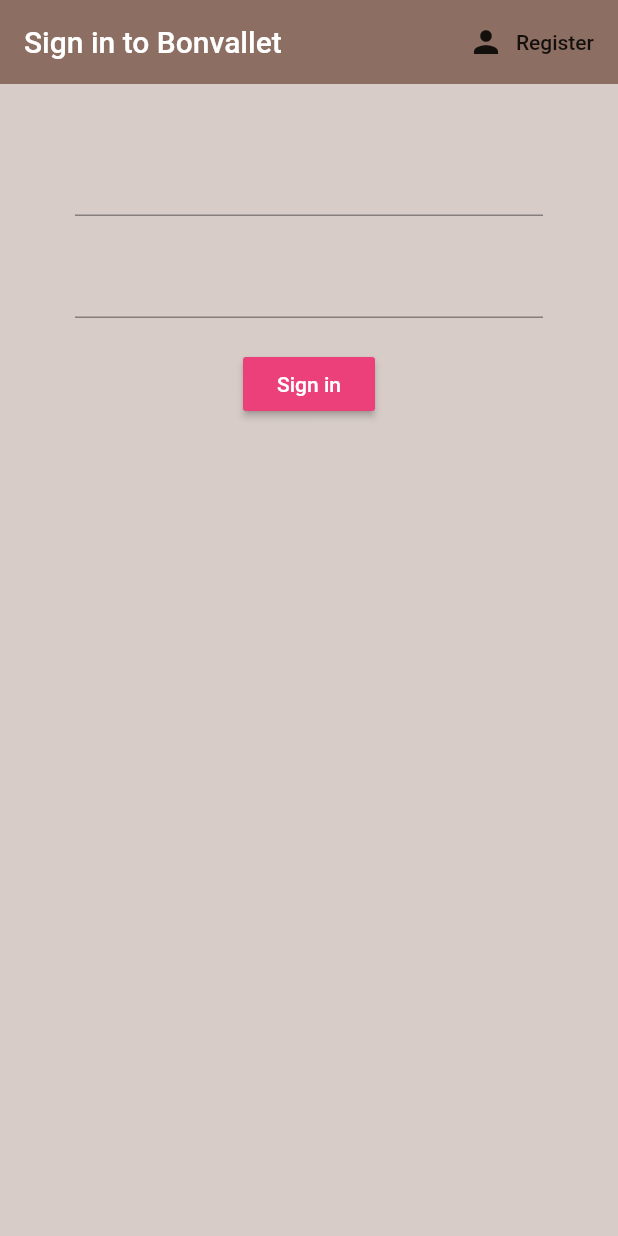
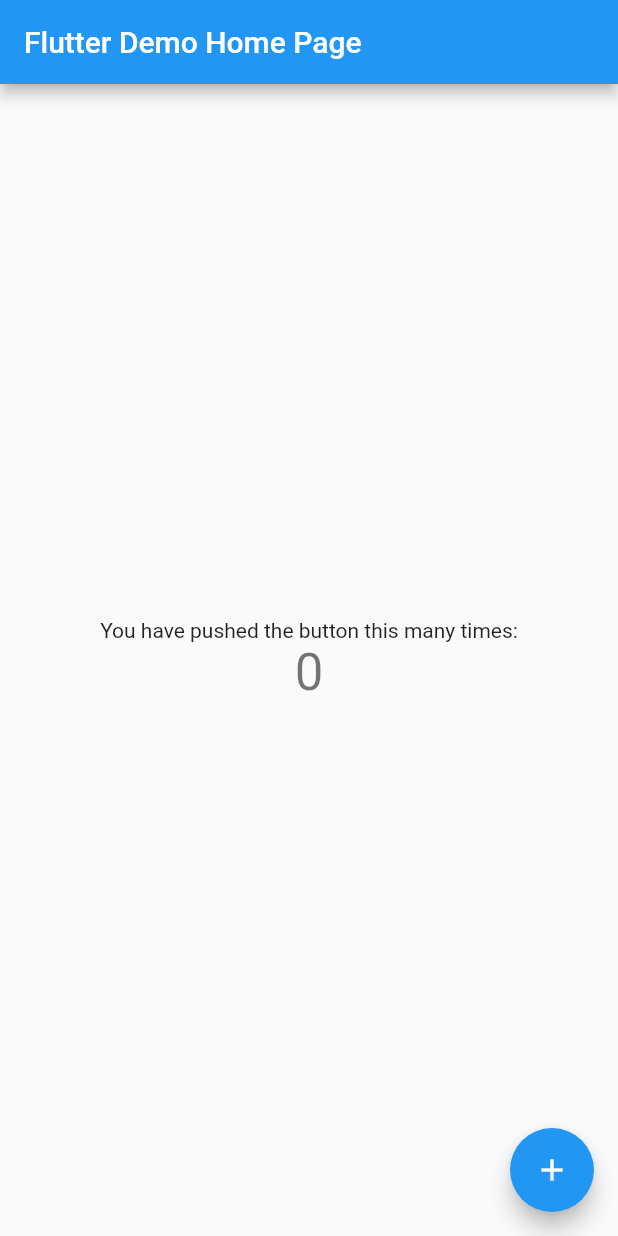
Before and after one commit to zwormstadt/Bonvallet, a Flutter app: the screen it shows after launch, on a phone screen of 412 x 824 dp. Run offline on Flutter 3.47's test engine with Material 2 defaults, Android fonts, the phone set to English and light mode, and no system bars; missing offline and left inert: flappy_search_bar.

```diff
--- a/lib/main.dart
+++ b/lib/main.dart
@@ -1,9 +1,4 @@
-import 'package:bonvallet/models/user.dart';
-import 'package:bonvallet/screens/wrapper.dart';
-import 'package:bonvallet/services/auth.dart';
 import 'package:flutter/material.dart';
-import 'package:provider/provider.dart';
-
 
 void main() => runApp(MyApp());
 
@@ -11,11 +6,106 @@ class MyApp extends StatelessWidget {
   // This widget is the root of your application.
   @override
   Widget build(BuildContext context) {
-    return StreamProvider<User>.value(
-      value: AuthService().user,
-      child: MaterialApp(
-        home: Wrapper(),
+    return MaterialApp(
+      title: 'Flutter Demo',
+      theme: ThemeData(
+        // This is the theme of your application.
+        //
+        // Try running your application with "flutter run". You'll see the
+        // application has a blue toolbar. Then, without quitting the app, try
+        // changing the primarySwatch below to Colors.green and then invoke
+        // "hot reload" (press "r" in the console where you ran "flutter run",
+        // or simply save your changes to "hot reload" in a Flutter IDE).
+        // Notice that the counter didn't reset back to zero; the application
+        // is not restarted.
+        primarySwatch: Colors.blue,
       ),
+      home: MyHomePage(title: 'Flutter Demo Home Page'),
     );
   }
 }
+
+class MyHomePage extends StatefulWidget {
+  MyHomePage({Key key, this.title}) : super(key: key);
+
+  // This widget is the home page of your application. It is stateful, meaning
+  // that it has a State object (defined below) that contains fields that affect
+  // how it looks.
+
+  // This class is the configuration for the state. It holds the values (in this
+  // case the title) provided by the parent (in this case the App widget) and
+  // used by the build method of the State. Fields in a Widget subclass are
+  // always marked "final".
+
+  final String title;
+
+  @override
+  _MyHomePageState createState() => _MyHomePageState();
+}
+
+class _MyHomePageState extends State<MyHomePage> {
+  int _counter = 0;
+
+  void _incrementCounter() {
+    setState(() {
+      // This call to setState tells the Flutter framework that something has
+      // changed in this State, which causes it to rerun the build method below
+      // so that the display can reflect the updated values. If we changed
+      // _counter without calling setState(), then the build method would not be
+      // called again, and so nothing would appear to happen.
+      _counter++;
+    });
+  }
+
+  @override
+  Widget build(BuildContext context) {
+    // This method is rerun every time setState is called, for instance as done
+    // by the _incrementCounter method above.
+    //
+    // The Flutter framework has been optimized to make rerunning build methods
+    // fast, so that you can just rebuild anything that needs updating rather
+    // than having to individually change instances of widgets.
+    return Scaffold(
+      appBar: AppBar(
+        // Here we take the value from the MyHomePage object that was created by
+        // the App.build method, and use it to set our appbar title.
+        title: Text(widget.title),
+      ),
+      body: Center(
+        // Center is a layout widget. It takes a single child and positions it
+        // in the middle of the parent.
+        child: Column(
+          // Column is also a layout widget. It takes a list of children and
+          // arranges them vertically. By default, it sizes itself to fit its
+          // children horizontally, and tries to be as tall as its parent.
+          //
+          // Invoke "debug painting" (press "p" in the console, choose the
+          // "Toggle Debug Paint" action from the Flutter Inspector in Android
+          // Studio, or the "Toggle Debug Paint" command in Visual Studio Code)
+          // to see the wireframe for each widget.
+          //
+          // Column has various properties to control how it sizes itself and
+          // how it positions its children. Here we use mainAxisAlignment to
+          // center the children vertically; the main axis here is the vertical
+          // axis because Columns are vertical (the cross axis would be
+          // horizontal).
+          mainAxisAlignment: MainAxisAlignment.center,
+          children: <Widget>[
+            Text(
+              'You have pushed the button this many times:',
+            ),
+            Text(
+              '$_counter',
+              style: Theme.of(context).textTheme.display1,
+            ),
+          ],
+        ),
+      ),
+      floatingActionButton: FloatingActionButton(
+        onPressed: _incrementCounter,
+        tooltip: 'Increment',
+        child: Icon(Icons.add),
+      ), // This trailing comma makes auto-formatting nicer for build methods.
+    );
+  }
+}
--- a/lib/models/user.dart
+++ /dev/null
@@ -1,7 +0,0 @@
-class User {
-
-  final String uid;
-
-  User({ this.uid });
-
-}
--- a/lib/screens/authenticate/authenticate.dart
+++ /dev/null
@@ -1,25 +0,0 @@
-import 'package:bonvallet/screens/authenticate/register.dart';
-import 'package:bonvallet/screens/authenticate/sign_in.dart';
-import 'package:flutter/material.dart';
-
-class Authenticate extends StatefulWidget {
-  @override
-  _AuthenticateState createState() => _AuthenticateState();
-}
-
-class _AuthenticateState extends State<Authenticate> {
-
-  bool showSignIn = true;
-  void toggleView() {
-    setState(() => showSignIn = !showSignIn);
-  }
-
-  @override
-  Widget build(BuildContext context) {
-    if (showSignIn) {
-      return SignIn(toggleView: toggleView);
-    } else {
-      return Register(toggleView: toggleView);
-    }
-  }
-}
--- a/lib/screens/authenticate/sign_in.dart
+++ /dev/null
@@ -1,89 +0,0 @@
-import 'package:bonvallet/services/auth.dart';
-import 'package:flutter/material.dart';
-
-class SignIn extends StatefulWidget {
-
-  final Function toggleView;
-  SignIn({ this.toggleView });
-
-  @override
-  _SignInState createState() => _SignInState();
-}
-
-class _SignInState extends State<SignIn> {
-
-  final AuthService _auth = AuthService();
-  final _formKey = GlobalKey<FormState>();
-
-  //text field state
-  String email = '';
-  String password = '';
-  String error = '';
-
-  @override
-  Widget build(BuildContext context) {
-    return Scaffold(
-      backgroundColor: Colors.brown[100],
-      appBar: AppBar(
-        backgroundColor: Colors.brown[400],
-        elevation: 0.0,
-        title: Text('Sign in to Bonvallet'),
-        actions: <Widget>[
-          FlatButton.icon(
-            icon: Icon(Icons.person),
-            label: Text('Register'),
-            onPressed: () {
-              widget.toggleView();
-            }
-          )
-        ],
-      ),
-      body: Container(
-        padding: EdgeInsets.symmetric(vertical: 20.0, horizontal: 50.0),
-        child: Form(
-          key: _formKey,
-          child: Column(
-            children: <Widget>[
-              SizedBox(height: 20.0),
-              TextFormField(
-                validator: (val) => val.isEmpty ? 'Enter an email' : null,
-                onChanged: (val) {
-                  setState( () => email = val);
-                }
-              ),
-              SizedBox(height: 20.0),
-              TextFormField(
-                obscureText: true,
-                validator: (val) => val.length < 6 ? 'Enter a password 6+ chars long' : null,
-                onChanged: (val) {
-                  setState( () => password = val);
-                }
-              ),
-              SizedBox(height: 20.0),
-              RaisedButton(
-                color: Colors.pink[400],
-                child: Text(
-                  'Sign in',
-                  style: TextStyle(color: Colors.white)
-                ),
-                onPressed: () async {
-                  if(_formKey.currentState.validate()) {
-                    dynamic result = await _auth.signInWithEmailAndPassword(email, password);
-                    if(result == null) {
-                      setState(() => error = 'Could not sign in with those credentials');
-                    }
-                  }
-                }
-              ),
-              SizedBox(height: 12.0),
-              Text(
-                error,
-                style: TextStyle(color: Colors.red, fontSize: 14.0),
-              ),
-            ],
-          )
-        ),
-      ),
-    );
-  }
-}
--- a/lib/screens/wrapper.dart
+++ /dev/null
@@ -1,21 +0,0 @@
-import 'package:bonvallet/models/user.dart';
-import 'package:bonvallet/screens/authenticate/authenticate.dart';
-import 'package:bonvallet/screens/home/home.dart';
-import 'package:flutter/material.dart';
-import 'package:provider/provider.dart';
-
-class Wrapper extends StatelessWidget {
-  @override
-  Widget build(BuildContext context) {
-
-    final user = Provider.of<User>(context);
-    print(user);
-
-    //return either home or authenticate widget
-    if(user == null) {
-      return Authenticate();
-    } else {
-      return Home();
-    }
-  }
-}
--- a/pubspec.yaml
+++ b/pubspec.yaml
@@ -24,10 +24,6 @@ dependencies:
   # The following adds the Cupertino Icons font to your application.
   # Use with the CupertinoIcons class for iOS style icons.
   cupertino_icons: ^0.1.2
-  firebase_auth: ^0.14.0+5
-  cloud_firestore: ^0.12.9+4
-  provider: ^3.1.0
-  http: ^0.12.0+4
 
 dev_dependencies:
   flutter_test:
```
Also changed, not shown: lib/api/elastic.dart (deleted, +0 -22 lines), lib/data/coachData.json (deleted, +0 -96 lines), lib/screens/authenticate/register.dart (deleted, +0 -90 lines), lib/screens/home/home.dart (deleted, +0 -28 lines), lib/search/category-tile.dart (deleted, +0 -52 lines), lib/search/search.dart (deleted, +0 -55 lines), lib/services/auth.dart (deleted, +0 -66 lines), pubspec.lock, 6 other files.
